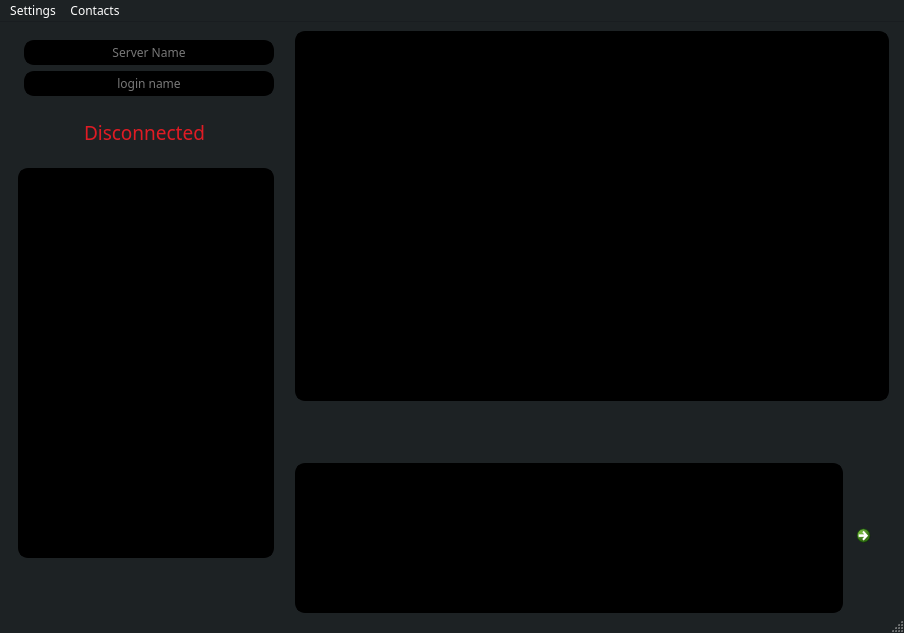
This is chatserver.ui in charlottewalkerkahne/signalclone as Qt 5 draws it before an edit. The edited form follows.
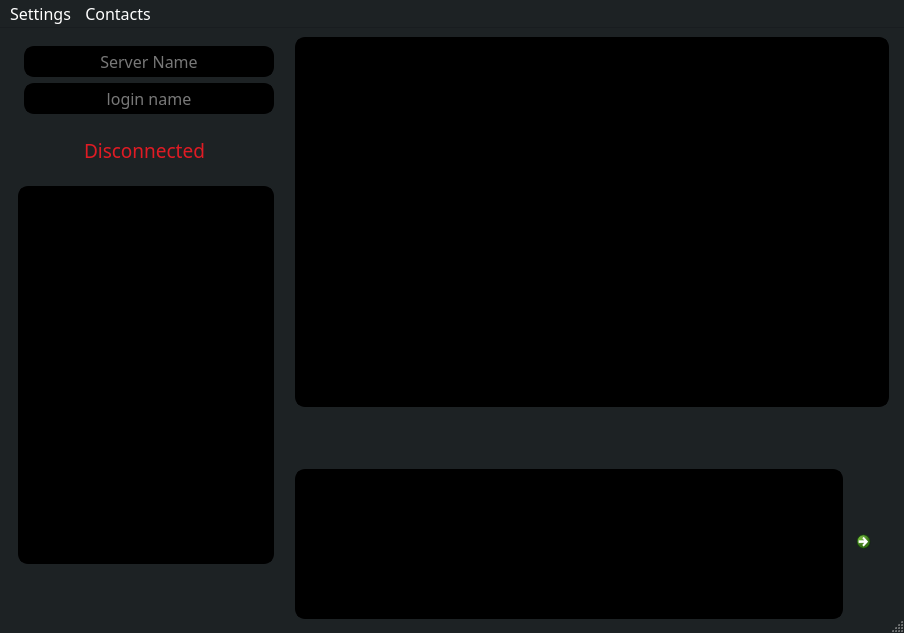
This is the edited form. Icons and pictures are not drawn.

```diff
--- a/chatserver.ui
+++ b/chatserver.ui
@@ -116,6 +116,7 @@
   <property name="font">
    <font>
     <family>Fira Sans</family>
+    <pointsize>12</pointsize>
    </font>
   </property>
   <property name="windowTitle">
@@ -1323,7 +1324,7 @@
      <x>0</x>
      <y>0</y>
      <width>904</width>
-     <height>22</height>
+     <height>25</height>
     </rect>
    </property>
    <property name="palette">
```
